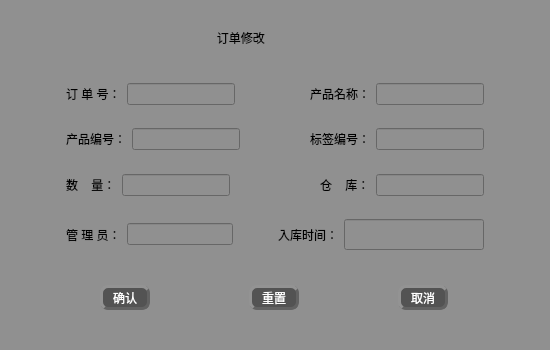
Before: the Qt Designer form Deca/views/storage_modify2.ui in summerfll/wms, drawn with Qt 5.
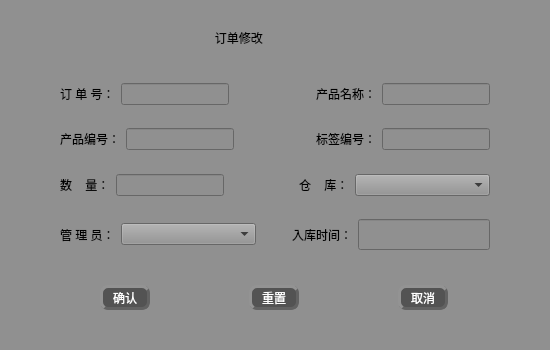
After: the same form once the commit is applied. Icons and pictures are not drawn.

The edit to the form file:
```diff
--- a/Deca/views/storage_modify2.ui
+++ b/Deca/views/storage_modify2.ui
@@ -181,7 +181,19 @@
         </widget>
        </item>
        <item>
-        <widget class="QLineEdit" name="lineEdit6"/>
+        <widget class="QComboBox" name="comboBox">
+         <property name="minimumSize">
+          <size>
+           <width>135</width>
+           <height>0</height>
+          </size>
+         </property>
+         <item>
+          <property name="text">
+           <string/>
+          </property>
+         </item>
+        </widget>
        </item>
       </layout>
      </item>
@@ -208,7 +220,19 @@
         </widget>
        </item>
        <item>
-        <widget class="QLineEdit" name="lineEdit7"/>
+        <widget class="QComboBox" name="comboBox_2">
+         <property name="minimumSize">
+          <size>
+           <width>135</width>
+           <height>0</height>
+          </size>
+         </property>
+         <item>
+          <property name="text">
+           <string/>
+          </property>
+         </item>
+        </widget>
        </item>
        <item>
         <spacer name="horizontalSpacer_16">
```
